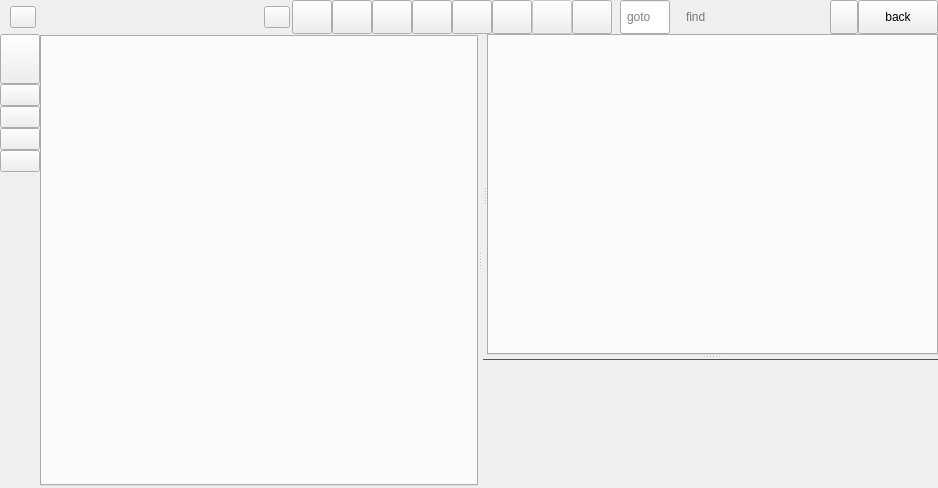
Old version of the form scope/scope.ui in the repository rkyleg/scope.
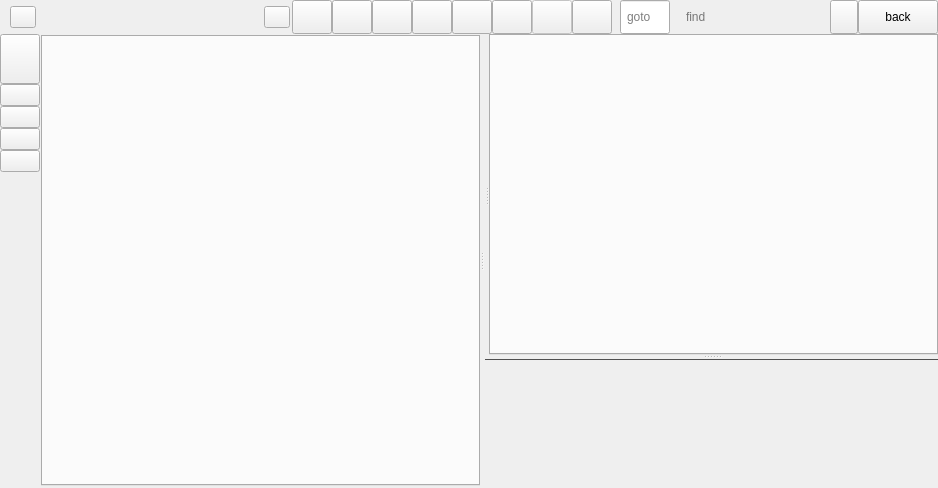
New version of the form. Icons and pictures are not drawn.

Diff of the .ui file:
```diff
--- a/scope/scope.ui
+++ b/scope/scope.ui
@@ -53,7 +53,7 @@
       </property>
       <layout class="QGridLayout" name="gridLayout_5">
        <property name="leftMargin">
-        <number>0</number>
+        <number>1</number>
        </property>
        <property name="topMargin">
         <number>1</number>
```
Left out of the diff: 2 changed lines with no effect on the pictures.
